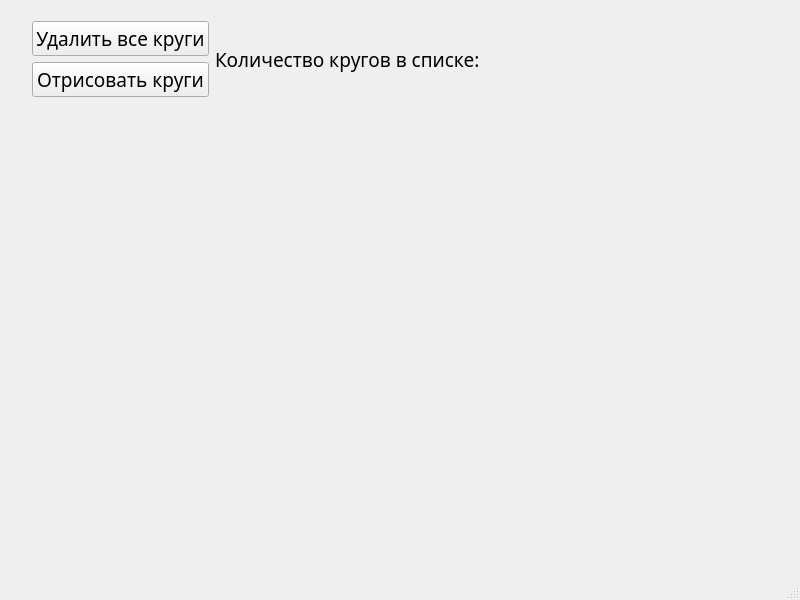
This is mainwindow.ui in curtiscabin/OOP_third_lab_part1 as Qt 5 draws it before an edit. The edited form follows.
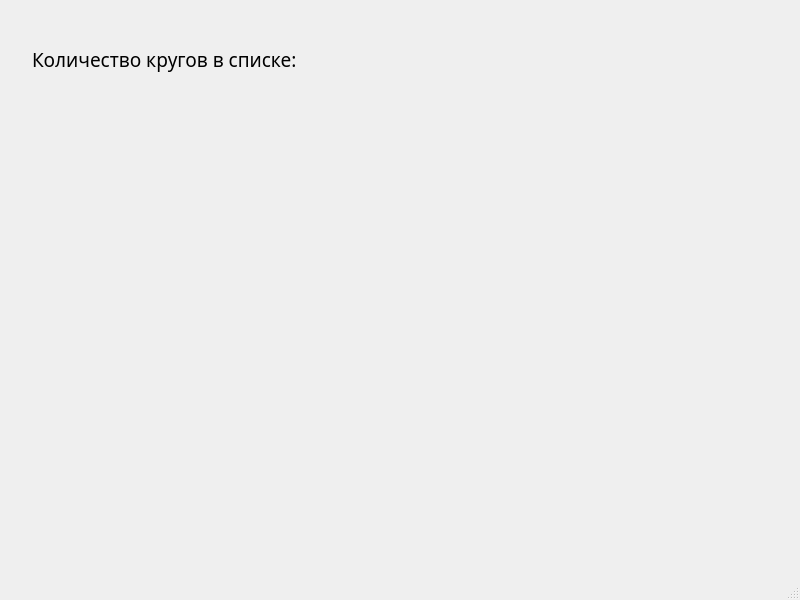
This is the edited form.

```diff
--- a/mainwindow.ui
+++ b/mainwindow.ui
@@ -23,7 +23,7 @@
       <height>91</height>
      </rect>
     </property>
-    <widget class="QWidget" name="">
+    <widget class="QWidget" name="layoutWidget">
      <property name="geometry">
       <rect>
        <x>12</x>
@@ -33,36 +33,6 @@
       </rect>
      </property>
      <layout class="QHBoxLayout" name="horizontalLayout">
-      <item>
-       <layout class="QVBoxLayout" name="verticalLayout">
-        <item>
-         <widget class="QPushButton" name="DeleteAllCircle">
-          <property name="font">
-           <font>
-            <family>Source Code Pro</family>
-            <pointsize>14</pointsize>
-           </font>
-          </property>
-          <property name="text">
-           <string>Удалить все круги</string>
-          </property>
-         </widget>
-        </item>
-        <item>
-         <widget class="QPushButton" name="PaintAllCircle">
-          <property name="font">
-           <font>
-            <family>Source Code Pro</family>
-            <pointsize>14</pointsize>
-           </font>
-          </property>
-          <property name="text">
-           <string>Отрисовать круги</string>
-          </property>
-         </widget>
-        </item>
-       </layout>
-      </item>
       <item>
        <widget class="QLabel" name="label_2">
         <property name="font">
```
